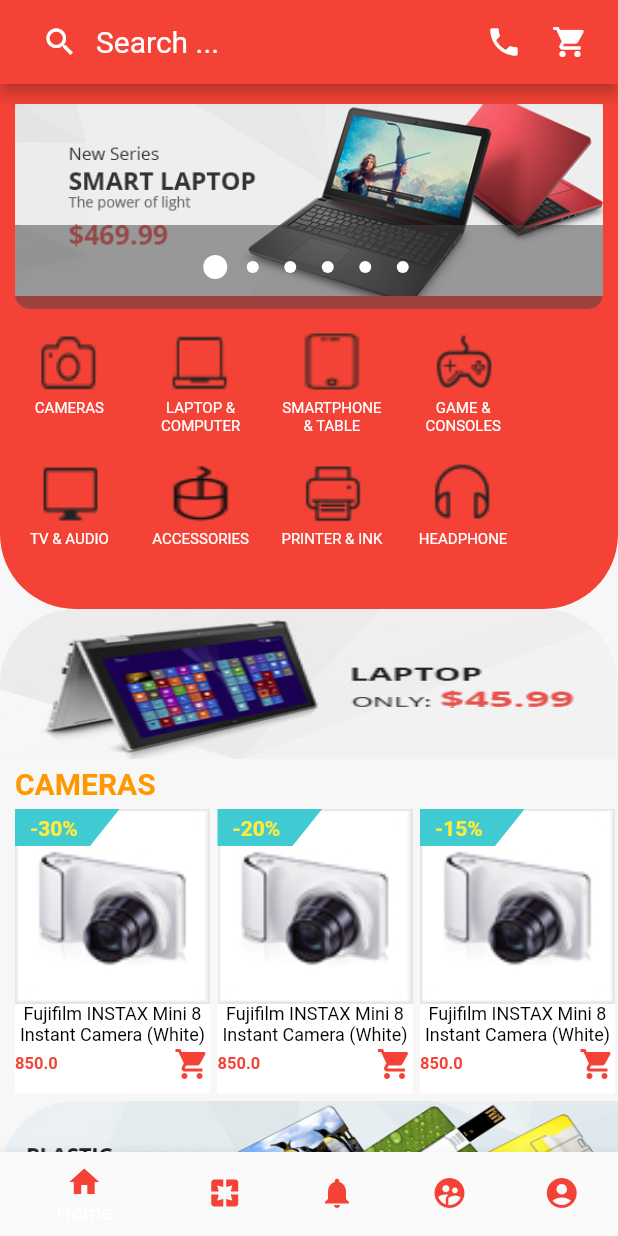
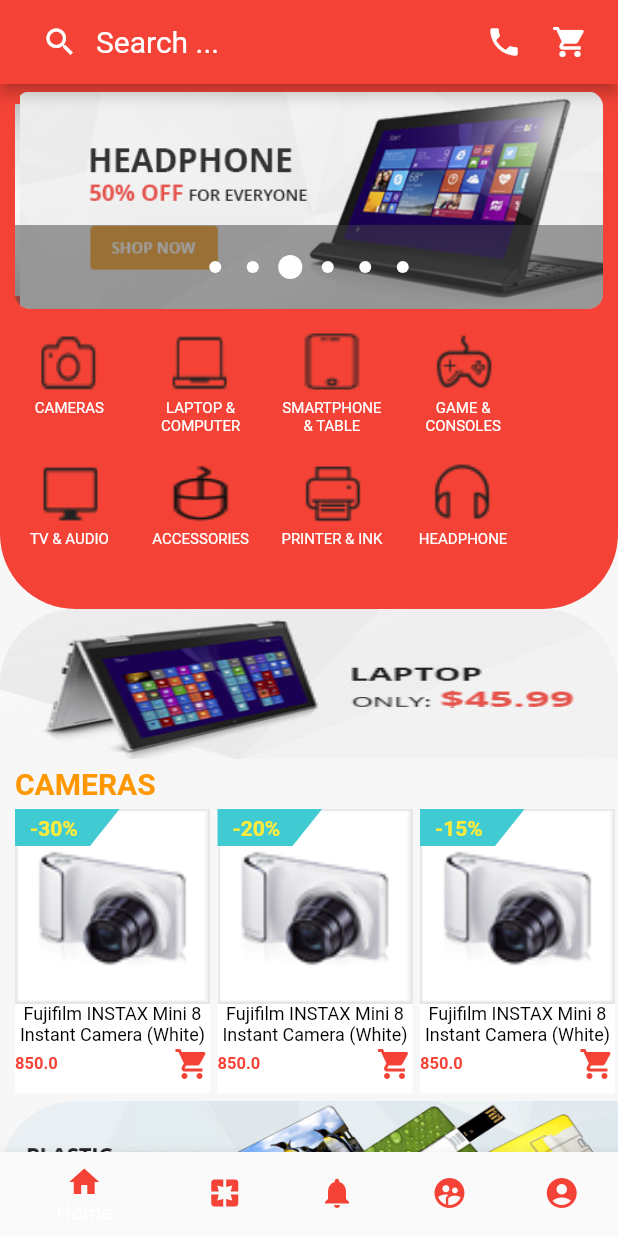
Before and after one commit to techone-mobile/techone-example, a Flutter app: the screen it shows after launch, on a phone screen of 412 x 824 dp. Run offline on Flutter 3.47's test engine with Material 2 defaults, Android fonts, the phone set to English and light mode, and no system bars; drawn by our look-alikes of carousel_pro.

Commit message:
sua file PageHome

```diff
--- /dev/null
+++ b/lib/carousel/carousel_pro.dart
@@ -0,0 +1,3 @@
+library carousel_pro;
+
+export 'src/carousel_pro.dart';
--- /dev/null
+++ b/lib/carousel/src/carousel_pro.dart
@@ -0,0 +1,378 @@
+import 'dart:async';
+import 'dart:math';
+
+import 'package:flutter/material.dart';
+
+class Carousel extends StatefulWidget {
+  //All the images on this Carousel.
+  final List images;
+
+  //All the images on this Carousel.
+  final defaultImage;
+
+  //The transition animation timing curve. Default is [Curves.ease]
+  final Curve animationCurve;
+
+  //The transition animation duration. Default is 300ms.
+  final Duration animationDuration;
+
+  // The base size of the dots. Default is 8.0
+  final double dotSize;
+
+  // The increase in the size of the selected dot. Default is 2.0
+  final double dotIncreaseSize;
+
+  // The distance between the center of each dot. Default is 25.0
+  final double dotSpacing;
+
+  // The Color of each dot. Default is Colors.white
+  final Color dotColor;
+
+  // The background Color of the dots. Default is [Colors.grey[800].withOpacity(0.5)]
+  final Color dotBgColor;
+
+  // Enable or Disable the indicator (dots). Default is true
+  final bool showIndicator;
+
+  //Padding Size of the background Indicator. Default is 20.0
+  final double indicatorBgPadding;
+
+  //How to show the images in the box. Default is cover
+  final BoxFit boxFit;
+
+  //Enable/Disable radius Border for the images. Default is false
+  final bool borderRadius;
+
+  //Border Radius of the images. Default is [Radius.circular(8.0)]
+  final Radius radius;
+
+  //Move the Indicator From the Bottom
+  final double moveIndicatorFromBottom;
+
+  //Remove the radius bottom from the indicator background. Default false
+  final bool noRadiusForIndicator;
+
+  //Enable/Disable Image Overlay Shadow. Default false
+  final bool overlayShadow;
+
+  //Choose the color of the overlay Shadow color. Default Colors.grey[800]
+  final Color overlayShadowColors;
+
+  //Choose the size of the Overlay Shadow, from 0.0 to 1.0. Default 0.5
+  final double overlayShadowSize;
+
+  //Enable/Disable the auto play of the slider. Default true
+  final bool autoplay;
+
+  //Duration of the Auto play slider by seconds. Default 3 seconds
+  final Duration autoplayDuration;
+
+  //On image tap event, passes current image index as an argument
+  final void Function(int) onImageTap;
+
+  //On image change event, passes previous image index and current image index as arguments
+  final void Function(int, int) onImageChange;
+
+  Carousel({
+    this.images,
+    this.animationCurve = Curves.ease,
+    this.animationDuration = const Duration(milliseconds: 300),
+    this.dotSize = 8.0,
+    this.dotSpacing = 25.0,
+    this.dotIncreaseSize = 2.0,
+    this.dotColor = Colors.white,
+    this.dotBgColor,
+    this.showIndicator = true,
+    this.indicatorBgPadding = 20.0,
+    this.boxFit = BoxFit.cover,
+    this.borderRadius = false,
+    this.radius,
+    this.moveIndicatorFromBottom = 0.0,
+    this.noRadiusForIndicator = false,
+    this.overlayShadow = false,
+    this.overlayShadowColors,
+    this.overlayShadowSize = 0.5,
+    this.autoplay = true,
+    this.autoplayDuration = const Duration(seconds: 3),
+    this.onImageTap,
+    this.onImageChange,
+    this.defaultImage,
+  })  : assert(images != null || (images == null && defaultImage != null)),
+        assert(animationCurve != null),
+        assert(animationDuration != null),
+        assert(dotSize != null),
+        assert(dotSpacing != null),
+        assert(dotIncreaseSize != null),
+        assert(dotColor != null);
+
+  @override
+  State createState() => new CarouselState();
+}
+
+class CarouselState extends State<Carousel> {
+  Timer timer;
+  int _currentImageIndex = 0;
+  PageController _controller = new PageController();
+
+  @override
+  void initState() {
+    super.initState();
+
+    if (widget.images != null && widget.images.isNotEmpty) {
+      if (widget.autoplay) {
+        timer = new Timer.periodic(widget.autoplayDuration, (_) {
+          if (_controller.hasClients) {
+            if (_controller.page.round() == widget.images.length - 1) {
+              _controller.animateToPage(
+                0,
+                duration: widget.animationDuration,
+                curve: widget.animationCurve,
+              );
+            } else {
+              _controller.nextPage(
+                  duration: widget.animationDuration,
+                  curve: widget.animationCurve);
+            }
+          }
+        });
+      }
+    }
+  }
+
+  @override
+  void dispose() {
+    _controller.dispose();
+    _controller = null;
+    timer?.cancel();
+    timer = null;
+    super.dispose();
+  }
+
+  @override
+  Widget build(BuildContext context) {
+    final List<Widget> listImages =
+        (widget.images != null && widget.images.isNotEmpty)
+            ? widget.images
+                .map<Widget>(
+                  (netImage) => netImage is ImageProvider
+                      ? new Container(
+                          decoration: new BoxDecoration(
+                            borderRadius: widget.borderRadius
+                                ? new BorderRadius.all(widget.radius != null
+                                    ? widget.radius
+                                    : new Radius.circular(8.0))
+                                : null,
+                            image: new DecorationImage(
+                              //colorFilter: new ColorFilter.mode(Colors.black.withOpacity(0.2), BlendMode.dstATop),
+                              image: netImage,
+                              fit: widget.boxFit,
+                            ),
+                          ),
+                          child: widget.overlayShadow
+                              ? new Container(
+                                  decoration: new BoxDecoration(
+                                    gradient: new LinearGradient(
+                                      begin: Alignment.bottomCenter,
+                                      end: Alignment.center,
+                                      stops: [0.0, widget.overlayShadowSize],
+                                      colors: [
+                                        widget.overlayShadowColors != null
+                                            ? widget.overlayShadowColors
+                                                .withOpacity(1.0)
+                                            : Colors.grey[800].withOpacity(1.0),
+                                        widget.overlayShadowColors != null
+                                            ? widget.overlayShadowColors
+                                                .withOpacity(0.0)
+                                            : Colors.grey[800].withOpacity(0.0)
+                                      ],
+                                    ),
+                                  ),
+                                )
+                              : new Container(),
+                        )
+                      : netImage,
+                )
+                .toList()
+            : [
+                widget.defaultImage is ImageProvider
+                    ? new Container(
+                        decoration: new BoxDecoration(
+                          borderRadius: widget.borderRadius
+                              ? new BorderRadius.all(widget.radius != null
+                                  ? widget.radius
+                                  : new Radius.circular(8.0))
+                              : null,
+                          image: new DecorationImage(
+                            //colorFilter: new ColorFilter.mode(Colors.black.withOpacity(0.2), BlendMode.dstATop),
+                            image: widget.defaultImage,
+                            fit: widget.boxFit,
+                          ),
+                        ),
+                        child: widget.overlayShadow
+                            ? new Container(
+                                decoration: new BoxDecoration(
+                                  gradient: new LinearGradient(
+                                    begin: Alignment.bottomCenter,
+                                    end: Alignment.center,
+                                    stops: [0.0, widget.overlayShadowSize],
+                                    colors: [
+                                      widget.overlayShadowColors != null
+                                          ? widget.overlayShadowColors
+                                              .withOpacity(1.0)
+                                          : Colors.grey[800].withOpacity(1.0),
+                                      widget.overlayShadowColors != null
+                                          ? widget.overlayShadowColors
+                                              .withOpacity(0.0)
+                                          : Colors.grey[800].withOpacity(0.0)
+                                    ],
+                                  ),
+                                ),
+                              )
+                            : new Container(),
+                      )
+                    : widget.defaultImage,
+              ];
+
+    return new Stack(
+      children: <Widget>[
+        new Container(
+          child: new Builder(
+            builder: (_) {
+              Widget pageView = new PageView(
+                physics: new AlwaysScrollableScrollPhysics(),
+                controller: _controller,
+                children: listImages,
+                onPageChanged: (currentPage) {
+                  if (widget.onImageChange != null) {
+                    widget.onImageChange(_currentImageIndex, currentPage);
+                  }
+
+                  _currentImageIndex = currentPage;
+                },
+              );
+
+              if (widget.onImageTap == null) {
+                return pageView;
+              }
+
+              return new GestureDetector(
+                child: pageView,
+                onTap: () => widget.onImageTap(_currentImageIndex),
+              );
+            },
+          ),
+        ),
+        widget.showIndicator
+            ? new Positioned(
+                bottom: widget.moveIndicatorFromBottom,
+                left: 0.0,
+                right: 0.0,
+                child: new Container(
+                  decoration: new BoxDecoration(
+                    color: widget.dotBgColor == null
+                        ? Colors.grey[800].withOpacity(0.5)
+                        : widget.dotBgColor,
+                    borderRadius: widget.borderRadius
+                        ? (widget.noRadiusForIndicator
+                            ? null
+                            : new BorderRadius.only(
+                                bottomLeft: widget.radius != null
+                                    ? widget.radius
+                                    : new Radius.circular(8.0),
+                                bottomRight: widget.radius != null
+                                    ? widget.radius
+                                    : new Radius.circular(8.0)))
+                        : null,
+                  ),
+                  padding: new EdgeInsets.all(widget.indicatorBgPadding),
+                  child: new Center(
+                    child: new DotsIndicator(
+                      controller: _controller,
+                      itemCount: listImages.length,
+                      color: widget.dotColor,
+                      dotSize: widget.dotSize,
+                      dotSpacing: widget.dotSpacing,
+                      dotIncreaseSize: widget.dotIncreaseSize,
+                      onPageSelected: (int page) {
+                        _controller.animateToPage(
+                          page,
+                          duration: widget.animationDuration,
+                          curve: widget.animationCurve,
+                        );
+                      },
+                    ),
+                  ),
+                ),
+              )
+            : new Container(),
+      ],
+    );
+  }
+}
+
+/// An indicator showing the currently selected page of a PageController
+class DotsIndicator extends AnimatedWidget {
+  DotsIndicator(
+      {this.controller,
+      this.itemCount,
+      this.onPageSelected,
+      this.color,
+      this.dotSize,
+      this.dotIncreaseSize,
+      this.dotSpacing})
+      : super(listenable: controller);
+
+  // The PageController that this DotsIndicator is representing.
+  final PageController controller;
+
+  // The number of items managed by the PageController
+  final int itemCount;
+
+  // Called when a dot is tapped
+  final ValueChanged<int> onPageSelected;
+
+  // The color of the dots.
+  final Color color;
+
+  // The base size of the dots
+  final double dotSize;
+
+  // The increase in the size of the selected dot
+  final double dotIncreaseSize;
+
+  // The distance between the center of each dot
+  final double dotSpacing;
+
+  Widget _buildDot(int index) {
+    double selectedness = Curves.easeOut.transform(
+      max(
+        0.0,
+        1.0 - ((controller.page ?? controller.initialPage) - index).abs(),
+      ),
+    );
+    double zoom = 1.0 + (dotIncreaseSize - 1.0) * selectedness;
+    return new Container(
+      width: dotSpacing,
+      child: new Center(
+        child: new Material(
+          color: color,
+          type: MaterialType.circle,
+          child: new Container(
+            width: dotSize * zoom,
+            height: dotSize * zoom,
+            child: new InkWell(
+              onTap: () => onPageSelected(index),
+            ),
+          ),
+        ),
+      ),
+    );
+  }
+
+  Widget build(BuildContext context) {
+    return new Row(
+      mainAxisAlignment: MainAxisAlignment.center,
+      children: new List<Widget>.generate(itemCount, _buildDot),
+    );
+  }
+}
--- a/lib/pages/PageHome.dart
+++ b/lib/pages/PageHome.dart
@@ -1,5 +1,5 @@
 import 'package:flutter/material.dart';
-import 'package:carousel_pro/carousel_pro.dart';
+import '../carousel/carousel_pro.dart';
 import 'data/addtvaudio.dart';
 import 'data/addcameras.dart';
 
@@ -364,7 +364,7 @@ class PageHomeState extends State<PageHome> {
                       new Text(
                         tvaudio.name,
                         style:
-                            new TextStyle(color: Colors.black, fontSize: 12.0),
+                            new TextStyle(color: Colors.black,),
                         textAlign: TextAlign.center,
                       ),
                       new Row(
@@ -374,7 +374,6 @@ class PageHomeState extends State<PageHome> {
                             tvaudio.cost,
                             style: new TextStyle(
                                 color: Colors.red,
-                                fontSize: 11.0,
                                 fontWeight: FontWeight.bold),
                           )),
                           new Expanded(
@@ -567,6 +566,7 @@ class PageHomeState extends State<PageHome> {
     return new Scaffold(
         appBar: new AppBar(
           title: _textSeacrh,
+          centerTitle: false,
           actions: <Widget>[
             new Row(
               mainAxisAlignment: MainAxisAlignment.center,
```
Also changed, not shown: lib/carousel/src/carousel_pro_widgets.dart (added, +259 -0 lines).
